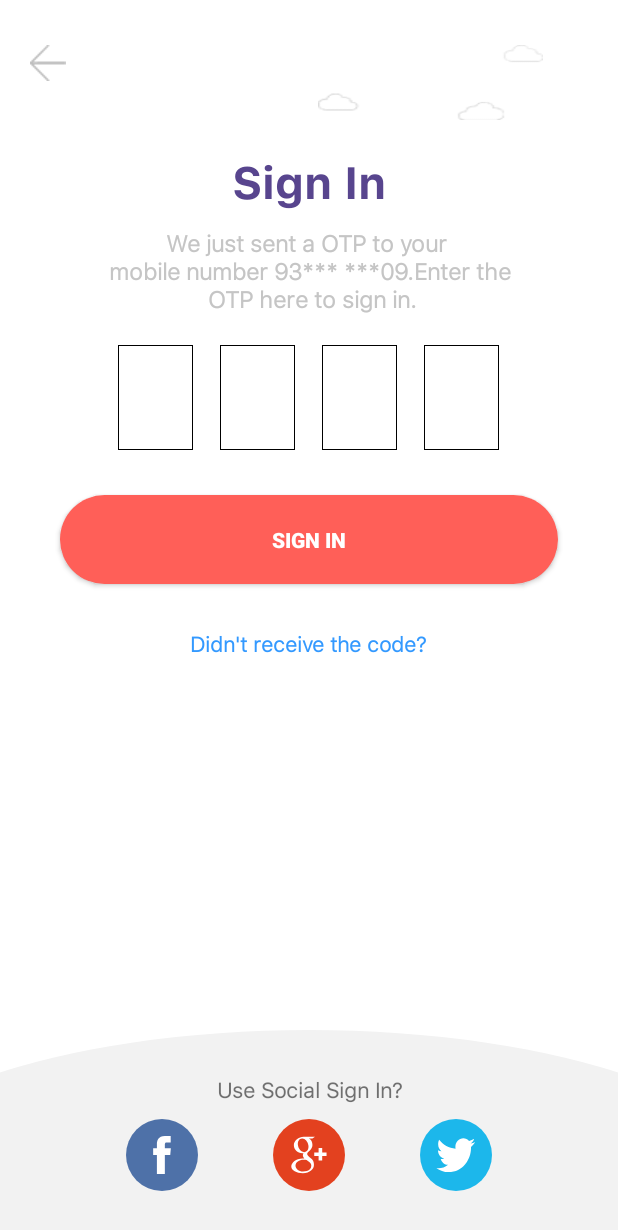
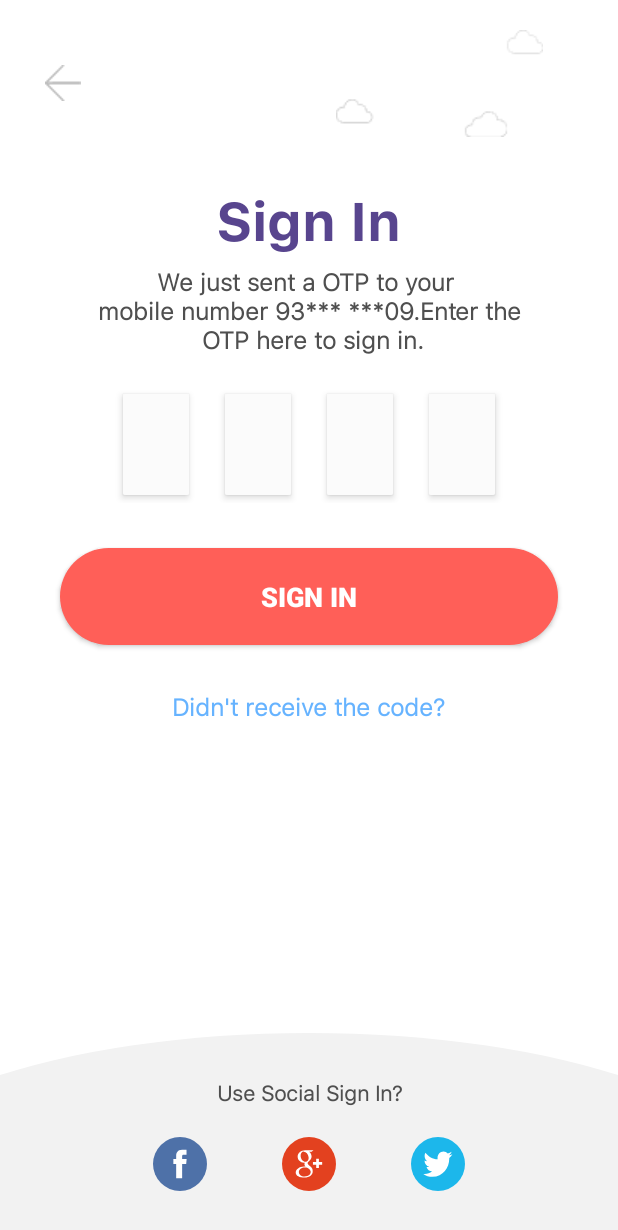
Before and after one commit to sandeepmillipixels/EM, an Android app: the VerifyOtpActity screen opened directly, with no data from a screen before it, on a phone screen of 412 x 824 dp. Shown: the top 1230 px of the screen. Run offline under Robolectric (Android 15) with nearby library versions, the phone set to English and light mode, and no system bars; our stand-ins replace ButterKnife; libraries missing offline, so code that uses them is left out: com.facebook, com.facebook.login, com.twitter.sdk; plain views replace LoginButton, TwitterLoginButton.

Commit message:
ui changes

```diff
--- a/app/src/main/java/com/application/millipixels/expense_rocket/login_signup/LoginSignupActivity.java
+++ b/app/src/main/java/com/application/millipixels/expense_rocket/login_signup/LoginSignupActivity.java
@@ -409,6 +409,7 @@ public class LoginSignupActivity extends Activity {
             Snackbar.make(v,"Please enter valid phone number.",2000).show();
         }else {
             Intent intent = new Intent(this, VerifyOtpActity.class);
+            intent.putExtra(VerifyOtpActity.OTP_NUMBER,mobileNumber);
             startActivity(intent);
         }
     }
--- a/app/src/main/java/com/application/millipixels/expense_rocket/verify_otp/VerifyOtpActity.java
+++ b/app/src/main/java/com/application/millipixels/expense_rocket/verify_otp/VerifyOtpActity.java
@@ -58,7 +58,10 @@ public class VerifyOtpActity extends Activity {
     boolean ignoreChange = false;
 
     String otp;
+    @BindView(R.id.txtOtp)
+    TextView txtOtp;
 
+    public static final String OTP_NUMBER = "otp_number";
 
     @RequiresApi(api = Build.VERSION_CODES.LOLLIPOP)
     @Override
@@ -76,6 +79,11 @@ public class VerifyOtpActity extends Activity {
 
         setContentView(R.layout.otp);
         ButterKnife.bind(this);
+        if (getIntent().getExtras() != null){
+            String number = getIntent().getStringExtra(OTP_NUMBER);
+            String text = "We just sent a OTP to your \n mobile number "+ number.substring(0,2)+"***_***"+ number.substring(number.length() - 2) + ". Enter the \n OTP here to sign in.";
+            txtOtp.setText(text);
+        }
 
 //        sendOTPRequest();
 
--- a/app/src/main/res/drawable/edittext_shadow.xml
+++ b/app/src/main/res/drawable/edittext_shadow.xml
@@ -6,15 +6,15 @@
     <!-- Bottom right side 2dp Shadow -->
     <item >
         <shape android:shape="rectangle">
-            <solid android:color="#000000" />
+            <solid android:color="#fbfbfb" />
         </shape>
     </item>
 
 
     <!-- White Top color -->
-    <item android:bottom="1px" android:right="1px" android:top="1px" android:left="1px">
+    <item android:bottom="0px" android:right="0px" android:top="0px" android:left="0px">
         <shape android:shape="rectangle">
-            <solid android:color="#FFFFFF" />
+            <solid android:color="#fbfbfb" />
         </shape>
     </item>
 </layer-list>
--- a/app/src/main/res/layout/otp.xml
+++ b/app/src/main/res/layout/otp.xml
@@ -10,21 +10,24 @@
         android:orientation="horizontal"
         android:id="@+id/sign_in_top_layout"
         android:layout_width="match_parent"
-        android:layout_marginTop="@dimen/margin_30_dp"
-        android:layout_height="50dp">
+
+        android:layout_marginTop="@dimen/margin_20_dp"
+        android:layout_height="wrap_content">
 
         <ImageView
+            android:layout_centerVertical="true"
             android:id="@+id/back_button_otp"
             android:background="@drawable/back"
             android:layout_width="wrap_content"
             android:layout_gravity="center"
-            android:layout_marginLeft="@dimen/margin_20_dp"
+            android:tint="#808080"
+            android:layout_marginLeft="@dimen/margin_30_dp"
             android:layout_height="wrap_content" />
 
         <ImageView
             android:id="@+id/otp_cloud_imageview"
             android:background="@drawable/otp_cloud"
-            android:layout_width="150dp"
+            android:layout_width="wrap_content"
             android:layout_marginRight="@dimen/margin_50_dp"
             android:layout_alignParentRight="true"
             android:layout_height="wrap_content" />
@@ -42,24 +45,25 @@
         android:orientation="vertical"
         android:layout_width="match_parent"
         android:gravity="center"
-        android:layout_marginTop="@dimen/margin_20_dp"
+        android:layout_marginTop="@dimen/margin_30_dp"
         android:layout_height="wrap_content">
 
         <com.application.millipixels.expense_rocket.typeface.FontsClass
             android:text="@string/signin"
-            android:textSize="@dimen/size_30dp"
+            android:textSize="36sp"
             android:textColor="@color/purple_text"
             android:textStyle="bold"
             android:layout_width="wrap_content"
             android:layout_height="wrap_content" />
 
         <com.application.millipixels.expense_rocket.typeface.FontsClassLight
-            android:layout_marginTop="@dimen/margin_10_dp"
+            android:id="@+id/txtOtp"
+            android:layout_marginTop="@dimen/margin_5_dp"
             android:text="@string/we_just_sent_otp"
             android:gravity="center"
             android:layout_width="match_parent"
-            android:textSize="@dimen/size_15dp"
-            android:textColor="@color/grey_text"
+            android:textSize="16sp"
+            android:textColor="@color/light_black"
             android:layout_height="wrap_content" />
 
 
@@ -78,10 +82,19 @@
             android:layout_height="wrap_content">
 
             <LinearLayout
+                android:elevation="@dimen/margin_5_dp"
                 android:layout_weight="1"
                 android:layout_width="0dp"
                 android:gravity="center"
                 android:layout_height="wrap_content">
+                <android.support.v7.widget.CardView
+                    xmlns:android="http://schemas.android.com/apk/res/android"
+                    xmlns:card_view="http://schemas.android.com/apk/res-auto"
+                    android:layout_width="wrap_content"
+                    android:layout_height="wrap_content"
+                    card_view:cardUseCompatPadding="true"
+                    card_view:cardElevation="3dp"
+                   >
                 <com.application.millipixels.expense_rocket.typeface.FontEditText
                     android:inputType="number"
                     android:id="@+id/edt1"
@@ -92,15 +105,25 @@
                     android:background="@drawable/edittext_shadow"
                     android:imeOptions="actionNext"
                     android:gravity="center"
-                    android:layout_width="50dp"
-                    android:layout_height="70dp" />
+                    android:layout_width="44dp"
+                    android:layout_height="67dp" />
+                </android.support.v7.widget.CardView>
             </LinearLayout>
 
             <LinearLayout
+                android:elevation="@dimen/margin_5_dp"
                 android:layout_weight="1"
                 android:layout_width="0dp"
                 android:gravity="center"
                 android:layout_height="wrap_content">
+                <android.support.v7.widget.CardView
+                    xmlns:android="http://schemas.android.com/apk/res/android"
+                    xmlns:card_view="http://schemas.android.com/apk/res-auto"
+                    android:layout_width="wrap_content"
+                    android:layout_height="wrap_content"
+                    card_view:cardUseCompatPadding="true"
+                    card_view:cardElevation="3dp"
+                    >
                 <com.application.millipixels.expense_rocket.typeface.FontEditText
                     android:inputType="number"
 
@@ -112,15 +135,25 @@
                     android:imeOptions="actionNext"
                     android:background="@drawable/edittext_shadow"
                     android:gravity="center"
-                    android:layout_width="50dp"
-                    android:layout_height="70dp" />
+                    android:layout_width="44dp"
+                    android:layout_height="67dp" />
+                </android.support.v7.widget.CardView>
             </LinearLayout>
 
             <LinearLayout
+
                 android:layout_weight="1"
                 android:layout_width="0dp"
                 android:gravity="center"
                 android:layout_height="wrap_content">
+                <android.support.v7.widget.CardView
+                    xmlns:android="http://schemas.android.com/apk/res/android"
+                    xmlns:card_view="http://schemas.android.com/apk/res-auto"
+                    android:layout_width="wrap_content"
+                    android:layout_height="wrap_content"
+                    card_view:cardUseCompatPadding="true"
+                    card_view:cardElevation="3dp"
+                    >
                 <com.application.millipixels.expense_rocket.typeface.FontEditText
                     android:inputType="number"
                     android:textSize="14sp"
@@ -131,16 +164,26 @@
                     android:gravity="center"
                     android:background="@drawable/edittext_shadow"
                     android:maxLength="1"
-                    android:layout_width="50dp"
-                    android:layout_height="70dp" />
+                    android:layout_width="44dp"
+                    android:layout_height="67dp" />
+                </android.support.v7.widget.CardView>
             </LinearLayout>
 
 
             <LinearLayout
+
                 android:layout_weight="1"
                 android:layout_width="0dp"
                 android:gravity="center"
                 android:layout_height="wrap_content">
+                <android.support.v7.widget.CardView
+                    xmlns:android="http://schemas.android.com/apk/res/android"
+                    xmlns:card_view="http://schemas.android.com/apk/res-auto"
+                    android:layout_width="wrap_content"
+                    android:layout_height="wrap_content"
+                    card_view:cardUseCompatPadding="true"
+                    card_view:cardElevation="3dp"
+                    >
                 <com.application.millipixels.expense_rocket.typeface.FontEditText
                     android:inputType="number"
                     android:textSize="14sp"
@@ -151,8 +194,9 @@
                     android:background="@drawable/edittext_shadow"
                     android:maxLength="1"
                     android:id="@+id/edt4"
-                    android:layout_width="50dp"
-                    android:layout_height="70dp" />
+                    android:layout_width="44dp"
+                    android:layout_height="67dp" />
+                </android.support.v7.widget.CardView>
             </LinearLayout>
 
 
@@ -167,6 +211,7 @@
             android:layout_marginRight="@dimen/margin_40_dp"
             android:paddingTop="@dimen/padding_20dp"
             android:paddingBottom="@dimen/padding_20dp"
+            android:textSize="@dimen/size_18dp"
             android:background="@drawable/app_round_button_drawable"
             android:text="@string/signin"
             android:layout_width="match_parent"
@@ -176,6 +221,7 @@
         <com.application.millipixels.expense_rocket.typeface.FontsClassLight
             android:text="@string/did_not_received"
             android:layout_width="wrap_content"
+            android:textSize="16sp"
             android:textColor="@color/did_not_received"
             android:layout_marginTop="@dimen/margin_30_dp"
             android:layout_height="wrap_content" />
@@ -211,7 +257,7 @@
         <com.application.millipixels.expense_rocket.typeface.FontsClassLight
             android:id="@+id/use_social_signin_textView"
             android:gravity="center"
-
+            android:textColor="@color/light_black"
             android:text="@string/use_social_signin"
             android:layout_width="match_parent"
             android:layout_height="wrap_content" />
@@ -221,7 +267,7 @@
             android:layout_width="match_parent"
             android:gravity="center"
 
-            android:layout_marginTop="@dimen/margin_10_dp"
+            android:layout_marginTop="@dimen/margin_20_dp"
             android:layout_height="wrap_content">
 
 
@@ -229,23 +275,23 @@
                 android:id="@+id/imgTwiiter"
                 android:layout_alignParentRight="true"
                 android:src="@drawable/ic_if_twitter_circle"
-                android:layout_width="48dp"
-                android:layout_height="48dp" />
+                android:layout_width="36dp"
+                android:layout_height="36dp" />
             <ImageView
                 android:layout_toLeftOf="@+id/imgTwiiter"
                 android:layout_marginRight="@dimen/margin_50_dp"
                 android:src="@drawable/ic_if_google_circle"
-                android:layout_width="48dp"
+                android:layout_width="36dp"
                 android:id="@+id/imgGPlus"
-                android:layout_height="48dp" />
+                android:layout_height="36dp" />
 
             <ImageView
                 android:layout_toLeftOf="@+id/imgGPlus"
                 android:layout_marginRight="@dimen/margin_50_dp"
                 android:src="@drawable/ic_if_facebook_circle"
-                android:layout_width="48dp"
+                android:layout_width="36dp"
                 android:id="@+id/imgFb"
-                android:layout_height="48dp" />
+                android:layout_height="36dp" />
 
             <com.google.android.gms.common.SignInButton
                 android:id="@+id/sign_in_button"
--- a/app/src/main/res/values/colors.xml
+++ b/app/src/main/res/values/colors.xml
@@ -17,6 +17,7 @@
 
     <color name="light_grey">#F2F2F2</color>
     <color name="grey_text">#C5C5C5</color>
+    <color name="light_black">#4f4f4f</color>
     <color name="purple_text">#58458e</color>
 
 
@@ -55,7 +56,7 @@
 
     <color name="splasgDesc">#737373</color>
 
-    <color name="did_not_received">#3399ff</color>
+    <color name="did_not_received">#bf3399ff</color>
 
     <color name="selectedColor">#292788</color>
     <color name="unselectedColor">#e9e9f3</color>
```
Also changed, not shown: app/src/main/res/layout/sign_in.xml (+45 -35 lines), 24 other files.
